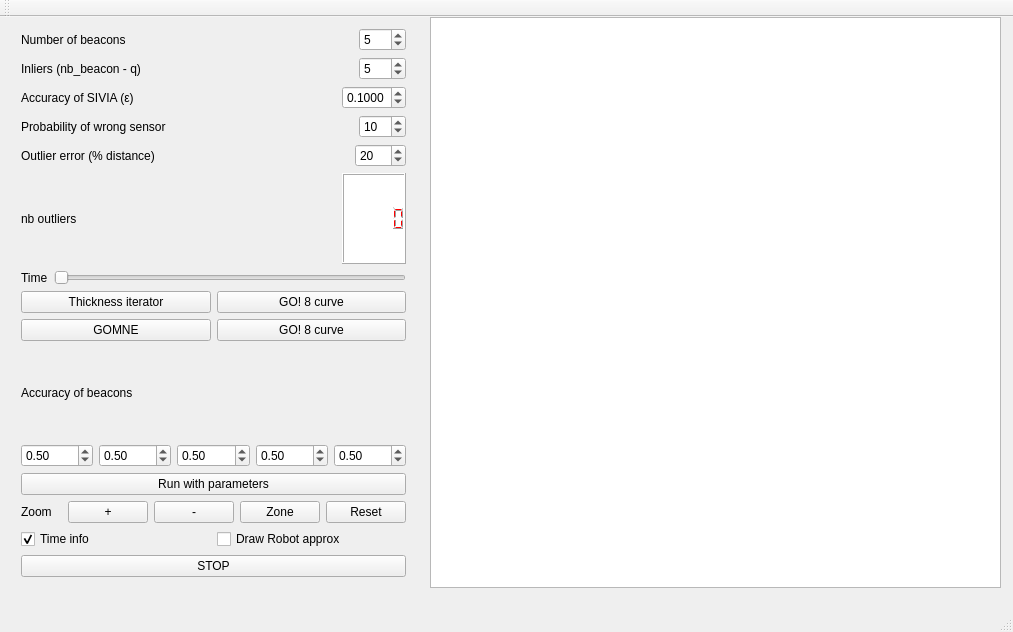
First picture: the form in mainwindow.ui, repository qbrefort/Qinter, before the edit.
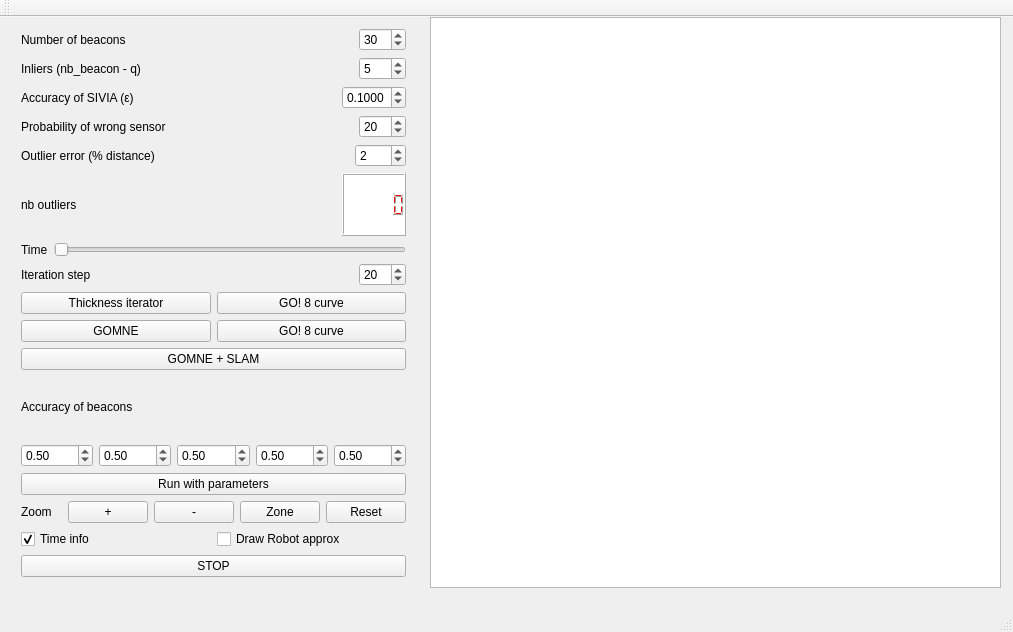
Second picture: the form after the edit.

What changed in the file:
```diff
--- a/mainwindow.ui
+++ b/mainwindow.ui
@@ -58,7 +58,7 @@
           <number>100</number>
          </property>
          <property name="value">
-          <number>5</number>
+          <number>30</number>
          </property>
         </widget>
        </item>
@@ -187,7 +187,7 @@
           <double>1.000000000000000</double>
          </property>
          <property name="value">
-          <double>10.000000000000000</double>
+          <double>20.000000000000000</double>
          </property>
         </widget>
        </item>
@@ -233,7 +233,7 @@
           <double>1.000000000000000</double>
          </property>
          <property name="value">
-          <double>20.000000000000000</double>
+          <double>2.000000000000000</double>
          </property>
         </widget>
        </item>
@@ -300,6 +300,52 @@
        </item>
       </layout>
      </item>
+     <item>
+      <layout class="QHBoxLayout" name="horizontalLayout_13">
+       <item>
+        <widget class="QLabel" name="label_Epsilon_10">
+         <property name="text">
+          <string>Iteration step</string>
+         </property>
+        </widget>
+       </item>
+       <item>
+        <spacer name="horizontalSpacer_7">
+         <property name="orientation">
+          <enum>Qt::Horizontal</enum>
+         </property>
+         <property name="sizeHint" stdset="0">
+          <size>
+           <width>40</width>
+           <height>20</height>
+          </size>
+         </property>
+        </spacer>
+       </item>
+       <item>
+        <widget class="QDoubleSpinBox" name="step_SpinBox">
+         <property name="locale">
+          <locale language="English" country="UnitedStates"/>
+         </property>
+         <property name="decimals">
+          <number>0</number>
+         </property>
+         <property name="minimum">
+          <double>0.000000000000000</double>
+         </property>
+         <property name="maximum">
+          <double>500.000000000000000</double>
+         </property>
+         <property name="singleStep">
+          <double>1.000000000000000</double>
+         </property>
+         <property name="value">
+          <double>20.000000000000000</double>
+         </property>
+        </widget>
+       </item>
+      </layout>
+     </item>
      <item>
       <layout class="QHBoxLayout" name="horizontalLayout_4">
        <item>
@@ -340,6 +386,13 @@
        </item>
       </layout>
      </item>
+     <item>
+      <widget class="QPushButton" name="ButtonGOMNE_SLAM">
+       <property name="text">
+        <string>GOMNE + SLAM</string>
+       </property>
+      </widget>
+     </item>
      <item>
       <layout class="QHBoxLayout" name="horizontalLayout_7">
        <item>
```
